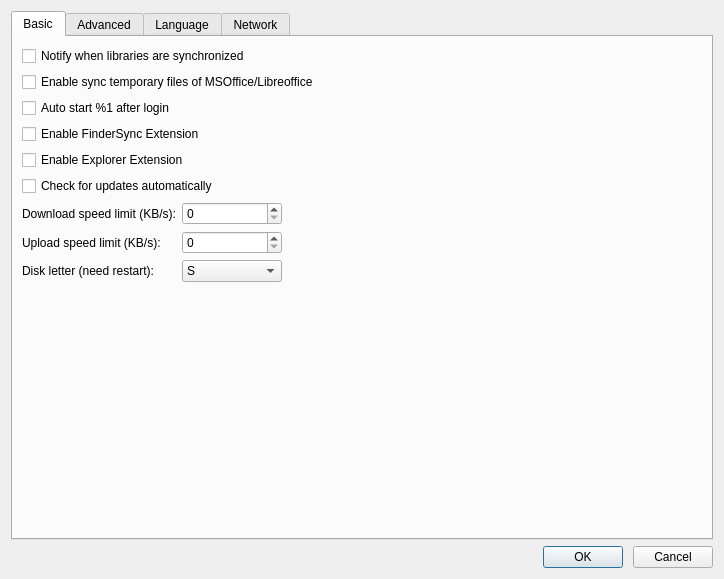
Qt form ui/settings-dialog.ui (haiwen/seadrive-gui) before a commit.
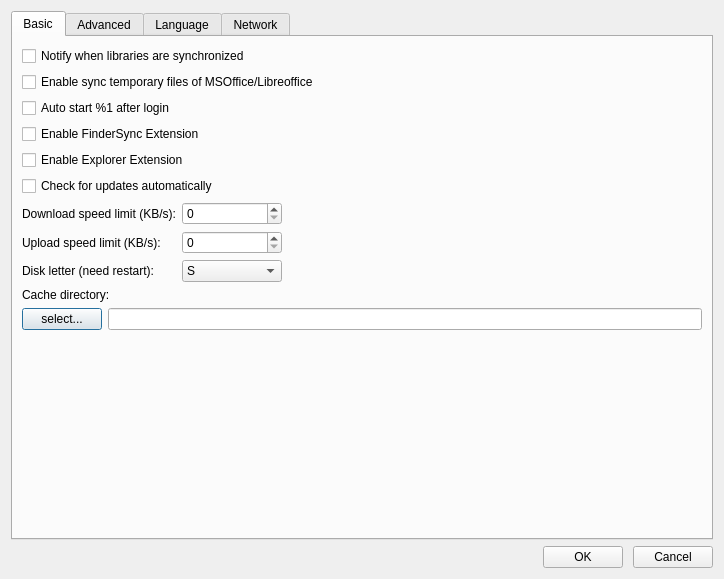
The same form after that commit.

Commit message: Choose the cache directory

```diff
--- a/ui/settings-dialog.ui
+++ b/ui/settings-dialog.ui
@@ -23,7 +23,7 @@
       <attribute name="title">
        <string>Basic</string>
       </attribute>
-      <layout class="QVBoxLayout" name="verticalLayout">
+      <layout class="QVBoxLayout" name="verticalLayout_5">
        <item>
         <widget class="QCheckBox" name="mNotifyCheckBox">
          <property name="text">
@@ -150,6 +150,44 @@
          </item>
         </layout>
        </item>
+       <item>
+        <layout class="QVBoxLayout" name="verticalLayout">
+         <item>
+          <widget class="QLabel" name="mCacheLabel">
+           <property name="text">
+            <string>Cache directory:</string>
+           </property>
+          </widget>
+         </item>
+         <item>
+          <layout class="QHBoxLayout" name="horizontalLayout_2">
+           <item>
+            <widget class="QPushButton" name="mSelectBtn">
+             <property name="text">
+              <string>select...</string>
+             </property>
+            </widget>
+           </item>
+           <item>
+            <widget class="QLineEdit" name="mShowCacheDir"/>
+           </item>
+          </layout>
+         </item>
+        </layout>
+       </item>
+       <item>
+        <spacer name="verticalSpacer_3">
+         <property name="orientation">
+          <enum>Qt::Vertical</enum>
+         </property>
+         <property name="sizeHint" stdset="0">
+          <size>
+           <width>20</width>
+           <height>40</height>
+          </size>
+         </property>
+        </spacer>
+       </item>
       </layout>
      </widget>
      <widget class="QWidget" name="mAdvancedTab">
```
Left out of the diff: 34 changed lines with no effect on the pictures. The commit also changes 5 other files.
